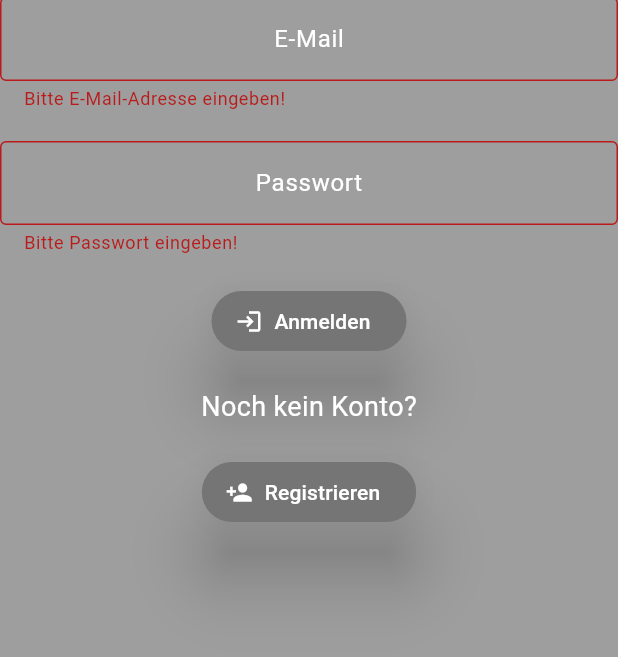
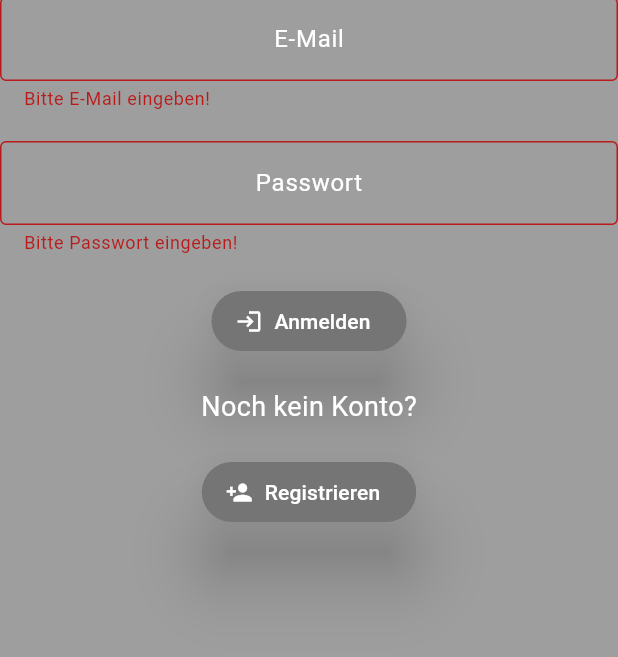
Before and after one commit to ahmad-kalaf/praxisasisstent, a Flutter app: the screen it shows after launch, after a tap on "Anmelden", on a phone screen of 412 x 824 dp, the part 432-1089 px from its top. Run offline on Flutter 3.47's test engine with Material 3 defaults, Android fonts, the phone set to English and light mode, and no system bars; our stand-ins replace firebase_core; accounts and stored records are empty.

Commit message:
Regeln für E-Mail und Passwort bei der Registrierung und Login festgelegt

```diff
--- a/lib/utils/constants.dart
+++ b/lib/utils/constants.dart
@@ -23,10 +23,17 @@ class AppStrings {
   static const String noAccountQuestion = 'Noch kein Konto?';
   static const String txtFormFieldLabelEMail = 'E-Mail';
   static const String txtFormFieldLabelPassword = 'Passwort';
-  static const String errorInputEMail = 'Bitte E-Mail-Adresse eingeben!';
+  static const String errorInputEMail = 'Bitte E-Mail eingeben!';
+  static const String invalidEMail = 'Ungültiges E-Mail Format';
   static const String errorInputPassword = 'Bitte Passwort eingeben!';
+  static const String invalidPassword = 'Ungültiges Passwort Format';
   static const String btnLabelSignIn = 'Anmelden';
   static const String btnLabelSignUp = 'Registrieren';
+
+  // Regex zum validieren der E-Mail-Adresse
+  static RegExp emailRegExp = RegExp(r"^[a-zA-Z0-9.a-zA-Z0-9.!#$%&'*+-/=?^_`{|}~]+@[a-zA-Z0-9]+\.[a-zA-Z]+");
+  // Regex zum validieren des Passworts
+  static RegExp passwordRegExp = RegExp(r'^(?=.*[a-z])(?=.*[A-Z])(?=.*\d)(?=.*[!@#\$%^&*()_\-+=\[\]{};:,.<>?]).{8,}$');
 
   static const String txtFormFieldLabelConfirmPassword = 'Passwort wiederholen';
 
--- a/lib/widgets/login_widget.dart
+++ b/lib/widgets/login_widget.dart
@@ -38,6 +38,9 @@ class _LoginWidgetState extends State<LoginWidget> {
                 if (value == null || value.isEmpty) {
                   return AppStrings.errorInputEMail;
                 }
+                if (!AppStrings.emailRegExp.hasMatch(value)){
+                  return AppStrings.invalidEMail;
+                }
                 return null;
               },
               controller: _eMailAdressController,
@@ -52,6 +55,9 @@ class _LoginWidgetState extends State<LoginWidget> {
               validator: (value) {
                 if (value == null || value.isEmpty) {
                   return AppStrings.errorInputPassword;
+                }
+                if (!AppStrings.passwordRegExp.hasMatch(value)){
+                  return AppStrings.invalidPassword;
                 }
                 return null;
               },
--- a/lib/widgets/registration_widget.dart
+++ b/lib/widgets/registration_widget.dart
@@ -38,6 +38,9 @@ class _RegistrationWidgetState extends State<RegistrationWidget> {
                 if (value == null || value.isEmpty) {
                   return AppStrings.errorInputEMail;
                 }
+                if (!AppStrings.emailRegExp.hasMatch(value)){
+                  return AppStrings.invalidEMail;
+                }
                 return null;
               },
               controller: _eMailAdressController,
@@ -52,6 +55,9 @@ class _RegistrationWidgetState extends State<RegistrationWidget> {
               validator: (value) {
                 if (value == null || value.isEmpty) {
                   return AppStrings.errorInputPassword;
+                }
+                if (!AppStrings.passwordRegExp.hasMatch(value)){
+                  return AppStrings.invalidPassword;
                 }
                 return null;
               },
```
Also changed, not shown: pubspec.lock.
